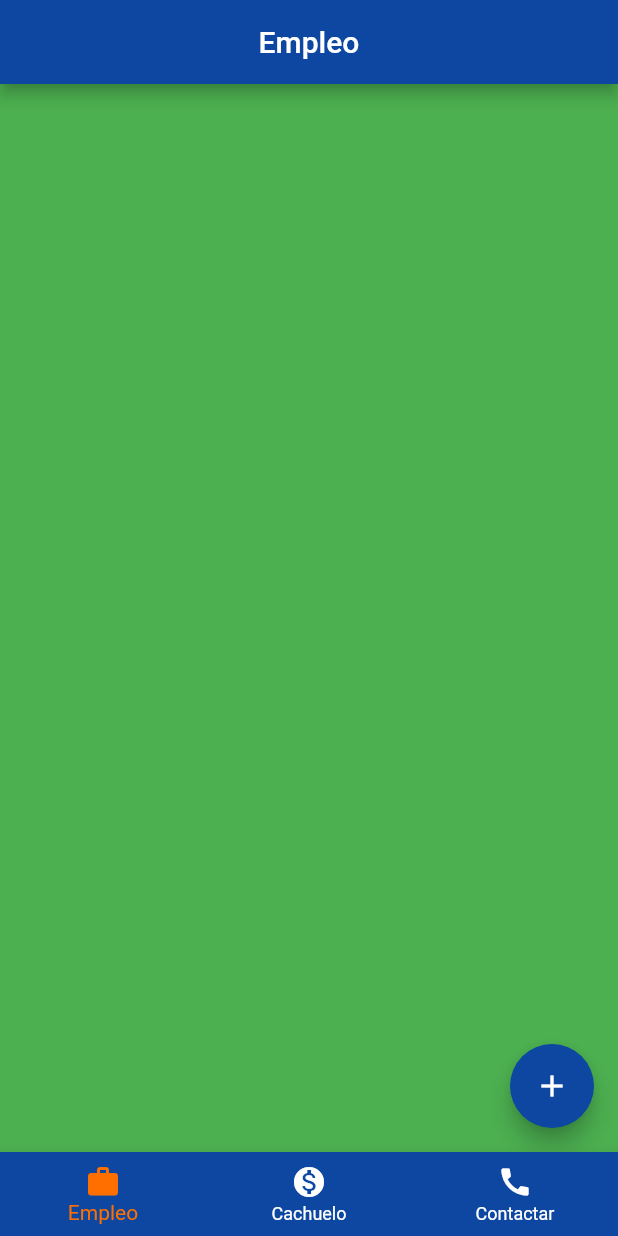
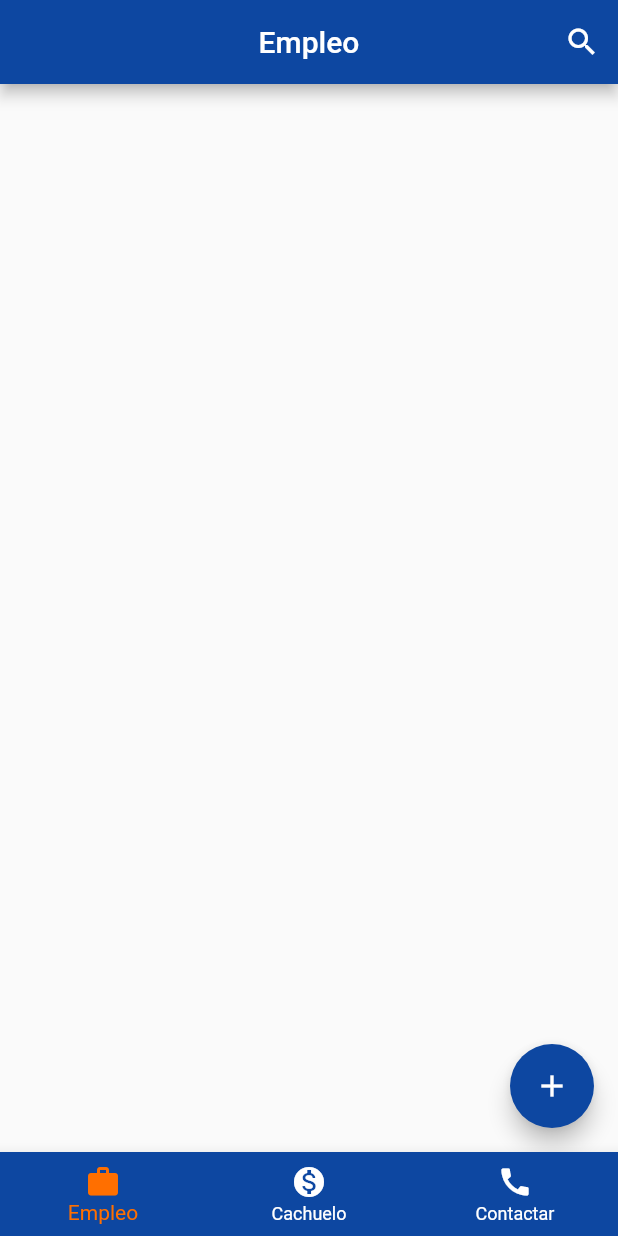
Before and after one commit to RogerAviles22/IziJob, a Flutter app: the screen it shows after launch, on a phone screen of 412 x 824 dp. Run offline on Flutter 3.47's test engine with Material 2 defaults, Android fonts, the phone set to English and light mode, and no system bars.

Commit message:
Agg Search en AppBar Empleo. Agg posible clases y atributos.

```diff
--- a/lib/cachuelo.dart
+++ b/lib/cachuelo.dart
@@ -25,7 +25,7 @@ class _CachueloState extends State<Cachuelo> {
         },
         child: const Icon(Icons.add),
       ),
-      backgroundColor : Colors.green,
+      //backgroundColor : Colors.green,
     );
   }
 }
--- /dev/null
+++ b/lib/clases/empleo.dart
@@ -0,0 +1,7 @@
+import 'package:izijob/clases/trabajo.dart';
+
+class Empleo extends Trabajo{
+  String experiencia,
+  vacantes,
+  sueldo;
+}
--- /dev/null
+++ b/lib/clases/trabajo.dart
@@ -0,0 +1,13 @@
+class Trabajo{
+  String idTrabajo,
+  tipo,
+  titulo,
+  descripcion,
+  telefono,
+  email,
+  categoria,
+  fechaPublicado,
+  tiempoPublicado,
+  idUser;
+
+}
--- a/lib/contactar.dart
+++ b/lib/contactar.dart
@@ -20,7 +20,7 @@ class _ContactarState extends State<Contactar> {
         },
         child: const Icon(Icons.add),
       ),
-      backgroundColor : Colors.green,
+      //backgroundColor : Colors.green,
     );
   }
 }
--- a/lib/empleo.dart
+++ b/lib/empleo.dart
@@ -7,25 +7,65 @@ class Empleo extends StatefulWidget {
 }
 
 class _EmpleoState extends State<Empleo> {
+  bool isBusqueda = false;
+
   @override
   Widget build(BuildContext context) {
     return Scaffold(
       appBar: AppBar(
-        title: Text('Empleo'),
-        backgroundColor : Colors.blue[900],
+        backgroundColor: Colors.blue[900],
         centerTitle: true,
+        title: !isBusqueda
+            ? Text('Empleo')
+            : TextField(
+                onChanged: (value) {
+                  print(value);
+                },
+                style: TextStyle(color: Colors.white),
+                decoration: InputDecoration(
+                    icon: Icon(
+                      Icons.search,
+                      color: Colors.white,
+                    ),
+                    hintText: "Filtra por Categoría",
+                    hintStyle: TextStyle(color: Colors.white)),
+              ),
+        actions: <Widget>[
+          isBusqueda
+              ? IconButton(
+                  icon: Icon(Icons.cancel),
+                  onPressed: () {
+                    setState(() {
+                      this.isBusqueda = false;
+                    });
+                  },
+                )
+              : IconButton(
+                  icon: Icon(Icons.search),
+                  onPressed: () {
+                    setState(() {
+                      this.isBusqueda = true;
+                    });
+                  },
+                )
+        ],
       ),
+
+      body: Padding(
+        padding: const EdgeInsets.all(15.0),
+
+      ),
+
       floatingActionButton: FloatingActionButton(
-        backgroundColor : Colors.blue[900],
-        onPressed: (){
-          Navigator.push(context,
-          MaterialPageRoute(builder: (context){
+        backgroundColor: Colors.blue[900],
+        onPressed: () {
+          Navigator.push(context, MaterialPageRoute(builder: (context) {
             return PublicarEmpleo();
           }));
         },
         child: const Icon(Icons.add),
       ),
-      backgroundColor : Colors.green,
+      //backgroundColor: Colors.green,
     );
   }
 }
--- a/lib/main.dart
+++ b/lib/main.dart
@@ -10,9 +10,9 @@ class MyApp extends StatelessWidget {
   @override
   Widget build(BuildContext context) {
     return MaterialApp(
-      title: 'Flutter Demo',
+      title: 'Izi Job',
       theme: ThemeData(
-        primarySwatch: Colors.blue,
+        //primarySwatch: Colors.blue,
         // This makes the visual density adapt to the platform that you run
         // the app on. For desktop platforms, the controls will be smaller and
         // closer together (more dense) than on mobile platforms.
--- a/lib/publicarEmpleo.dart
+++ b/lib/publicarEmpleo.dart
@@ -160,7 +160,7 @@ class _PublicarEmpleoState extends State<PublicarEmpleo> {
           ),
         ),
       ),
-      backgroundColor: Colors.green,
+      //backgroundColor: Colors.green,
     );
   }
 
```
Also changed, not shown: lib/clases/usuario.dart (added, +8 -0 lines), lib/clases/cachuelo.dart (added), lib/clases/contactar.dart (added). Lines whose indentation alone changed are shown as unchanged.
